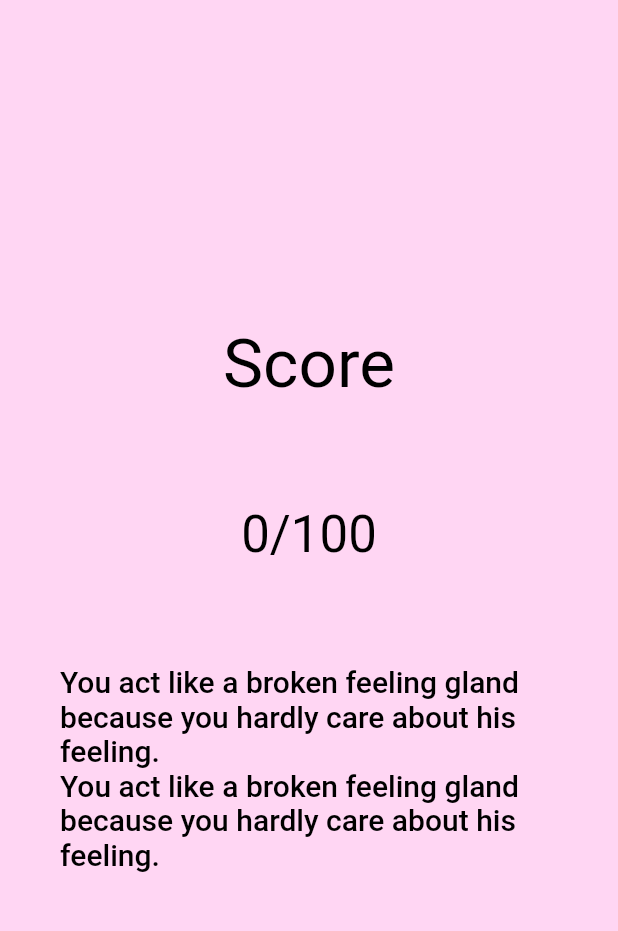
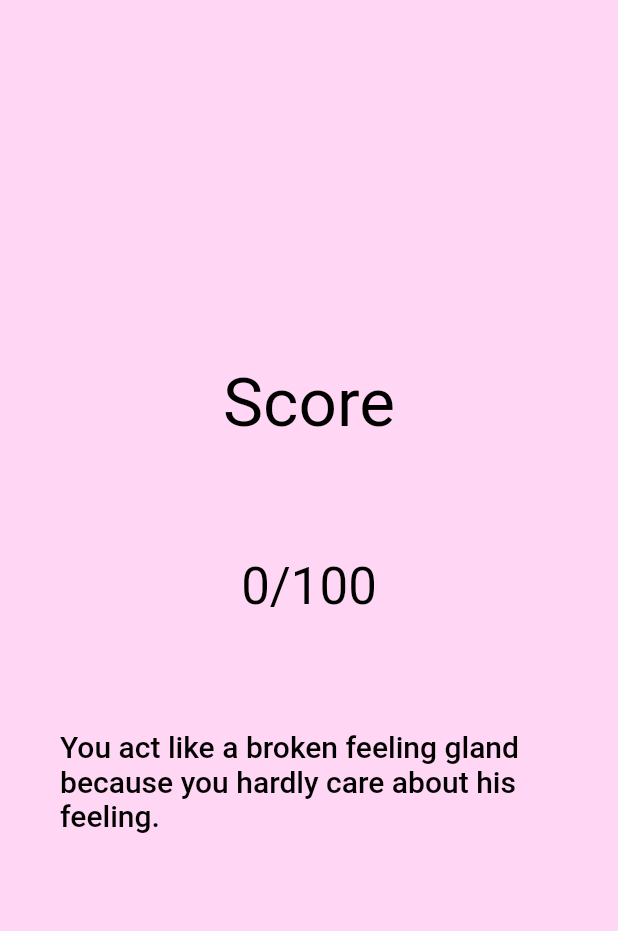
Before and after one commit to CcpFord/LoveITao_Flutter, a Flutter app: the ScoreScreen screen opened directly, on a phone screen of 412 x 824 dp, the part 62-993 px from its top. Run offline on Flutter 3.47's test engine with Material 2 defaults, Android fonts, the phone set to English and light mode, and no system bars; our stand-ins replace firebase_auth, flutter_svg, get; accounts and stored records are empty.

Commit message:
Add files via upload

```diff
--- a/lib/models/Questions.dart
+++ b/lib/models/Questions.dart
@@ -15,7 +15,7 @@ const List sample_data = [
       'I have just only you in my life, my life is beautiful.',
       'It is nothing serious.',
     ],
-    "answer_index": 2,
+    "answer_index": 1,
   },
   {
     "id": 2,
@@ -23,9 +23,9 @@ const List sample_data = [
     "options": [
       'Never spotted any',
       'Can deal with them',
-      'Yeah, I can manage as they do tolerate my flaws'
+      'Yeah, I can manage as they do tolerate my flaws',
     ],
-    "answer_index": 3,
+    "answer_index": 2,
   },
   {
     "id": 3,
@@ -35,7 +35,7 @@ const List sample_data = [
       'Keep calm for a minute. If I say anything, life may be unsafe.',
       'Walk away, I do not want to care about a stupid guy.'
     ],
-    "answer_index": 1,
+    "answer_index": 0,
   },
   {
     "id": 4,
@@ -45,17 +45,17 @@ const List sample_data = [
       'Invite him to have dinner, watch a movie.',
       'What you want to do today, I will indulge you everything.'
     ],
-    "answer_index": 3,
+    "answer_index": 2,
   },
   {
     "id": 5,
     "question": "What character of your lover can you not tolerate?",
     "options": ['Hot temper', 'Easy going', 'Possessiveness'],
-    "answer_index": 1,
+    "answer_index": 0,
   },
   {
     "id": 6,
-    "question": "How much you think about your partner?",
+    "question": "How much you think about your lover?",
     "options": [
       'Sometimes when I have nothing much to do',
       'Most of the time',
@@ -77,26 +77,26 @@ const List sample_data = [
     "id": 8,
     "question": "Something that puts you off?",
     "options": [
-      'Partner acting odd among friends and family',
-      'Your partner has found interest in someone else',
-      'Your partner is controlling you'
+      'Lover acting odd among friends and family',
+      'Your lover has found interest in someone else',
+      'Your lover is controlling you'
     ],
     "answer_index": 1,
   },
   {
     "id": 9,
-    "question": "What sort of a person are you?",
+    "question": "When the two of you are alone, you feel?",
     "options": [
-      'Planned ad meticulous',
-      'Moody and introvert',
-      'Social and open minded'
+      'Bored : I just feel like leaving as soon as possible',
+      'Attentive: Interested in making sure he or she is comfortable and entertained.',
+      'Relaxed: Without a care in the world.",'
     ],
     "answer_index": 1,
   },
   {
     "id": 10,
-    "question": "What sort of a person are you?",
+    "question": "Where would you like to be with your partner?",
     "options": ['Fancy dinner', 'Shopping complex', 'Beach'],
-    "answer_index": 1,
+    "answer_index": 2,
   },
 ];
--- a/lib/screens/score/score_screen.dart
+++ b/lib/screens/score/score_screen.dart
@@ -41,25 +41,26 @@ class ScoreScreen extends StatelessWidget {
                         .copyWith(color: kSecondaryColor),
                   ),
                   Spacer(),
-                  if (_qnController.numOfCorrectAns * 10 >= 30) ...[
+                  if (_qnController.numOfCorrectAns * 10 >= 80) ...[
                     Text(
-                      'You do not care how many people are in this world I want you end of story',
+                      'You do not care how many people are in the world you want him/her end of story',
                       style: Theme.of(context)
                           .textTheme
                           .headline6
                           .copyWith(color: kSecondaryColor),
                     ),
                   ],
-                  if (_qnController.numOfCorrectAns * 10 < 30) ...[
+                  if (_qnController.numOfCorrectAns * 10 < 70 &&
+                      _qnController.numOfCorrectAns * 10 > 30) ...[
                     Text(
-                      'You act like a broken feeling gland because you hardly care about his feeling.',
+                      'You are a good lover. If you are in a good mood, you are in a good mood but if the mood is not good, you can become a stubborn villain as well.',
                       style: Theme.of(context)
                           .textTheme
                           .headline6
                           .copyWith(color: kSecondaryColor),
                     ),
                   ],
-                   if (_qnController.numOfCorrectAns * 10 < 30) ...[
+                  if (_qnController.numOfCorrectAns * 10 <= 30) ...[
                     Text(
                       'You act like a broken feeling gland because you hardly care about his feeling.',
                       style: Theme.of(context)
```
